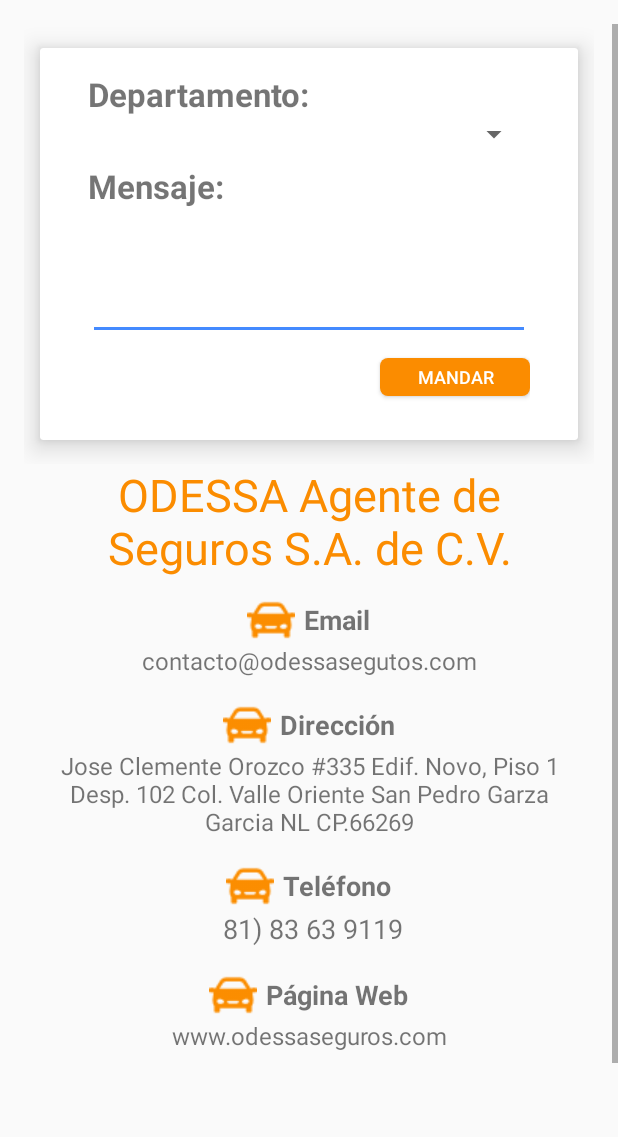
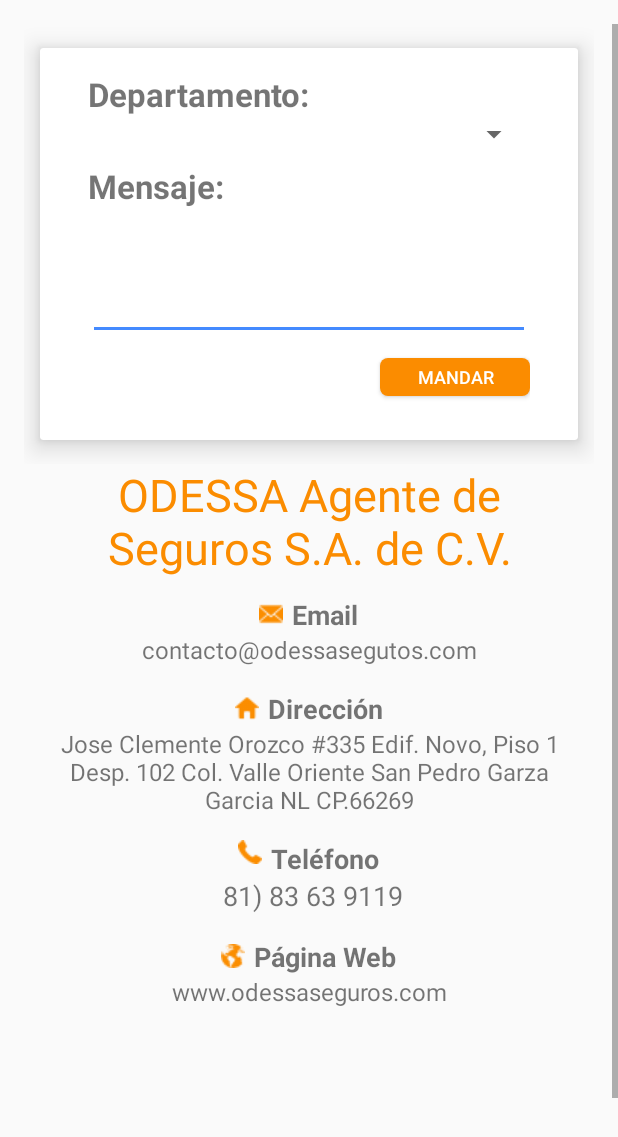
Before and after one commit to Eddy10CM/segurosDemo, an Android app: the layout fragment_contacto.xml on its own in the app's theme, with its tools: preview values and no code run, on a phone screen of 412 x 824 dp. Shown: the top 1137 px of the screen. Run offline under Robolectric (Android 15) with nearby library versions, the phone set to English and light mode, and no system bars.

Commit message:
Contactos con los iconos correctos y el mapa

```diff
--- a/app/src/main/res/layout/fragment_contacto.xml
+++ b/app/src/main/res/layout/fragment_contacto.xml
@@ -116,7 +116,7 @@
                     <ImageView
                         android:layout_width="wrap_content"
                         android:layout_height="wrap_content"
-                        android:src="@drawable/car"
+                        android:src="@drawable/email"
                         android:layout_weight="0"/>
 
                     <TextView
@@ -147,7 +147,7 @@
                     <ImageView
                         android:layout_width="wrap_content"
                         android:layout_height="wrap_content"
-                        android:src="@drawable/car"
+                        android:src="@drawable/home_orange"
                         android:layout_weight="0"/>
 
                     <TextView
@@ -181,7 +181,7 @@
                     <ImageView
                         android:layout_width="wrap_content"
                         android:layout_height="wrap_content"
-                        android:src="@drawable/car"
+                        android:src="@drawable/phone"
                         android:layout_gravity="left"
                         android:layout_weight="0"/>
 
@@ -216,7 +216,7 @@
                     <ImageView
                         android:layout_width="wrap_content"
                         android:layout_height="wrap_content"
-                        android:src="@drawable/car"
+                        android:src="@drawable/earth"
                         android:layout_gravity="center_vertical|left"
                         android:layout_weight="0"
                         />
```
Also changed, not shown: app/src/main/res/drawable-v21/earth.png (added), app/src/main/res/drawable-v21/email.png (added), app/src/main/res/drawable-v21/home_orange.png (added), app/src/main/res/drawable-v21/phone.png (added).
